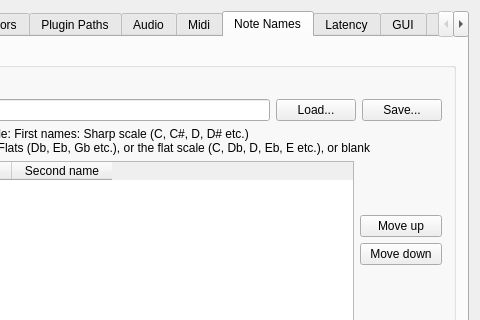
Old version of the form src/muse/components/gensetbase.ui in the repository emrum/muse; both pictures show x 127 to 607 and y 0 to 320 of the 607 by 782 pixel window.
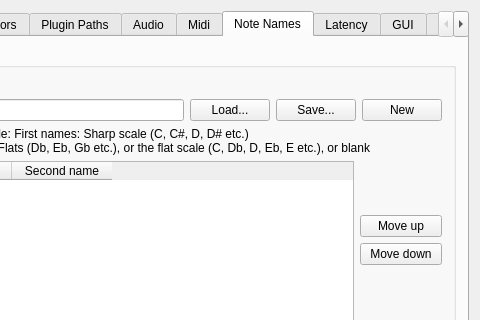
New version of the form. The open tabs and pages were chosen to show the change.

Commit message: Add 'New' button to note name list feature in Settings

```diff
--- a/src/muse/components/gensetbase.ui
+++ b/src/muse/components/gensetbase.ui
@@ -1655,6 +1655,13 @@
               </property>
              </widget>
             </item>
+            <item>
+             <widget class="QPushButton" name="noteNamesNew">
+              <property name="text">
+               <string>New</string>
+              </property>
+             </widget>
+            </item>
            </layout>
           </item>
           <item>
```
The commit also changes 13 other files.
